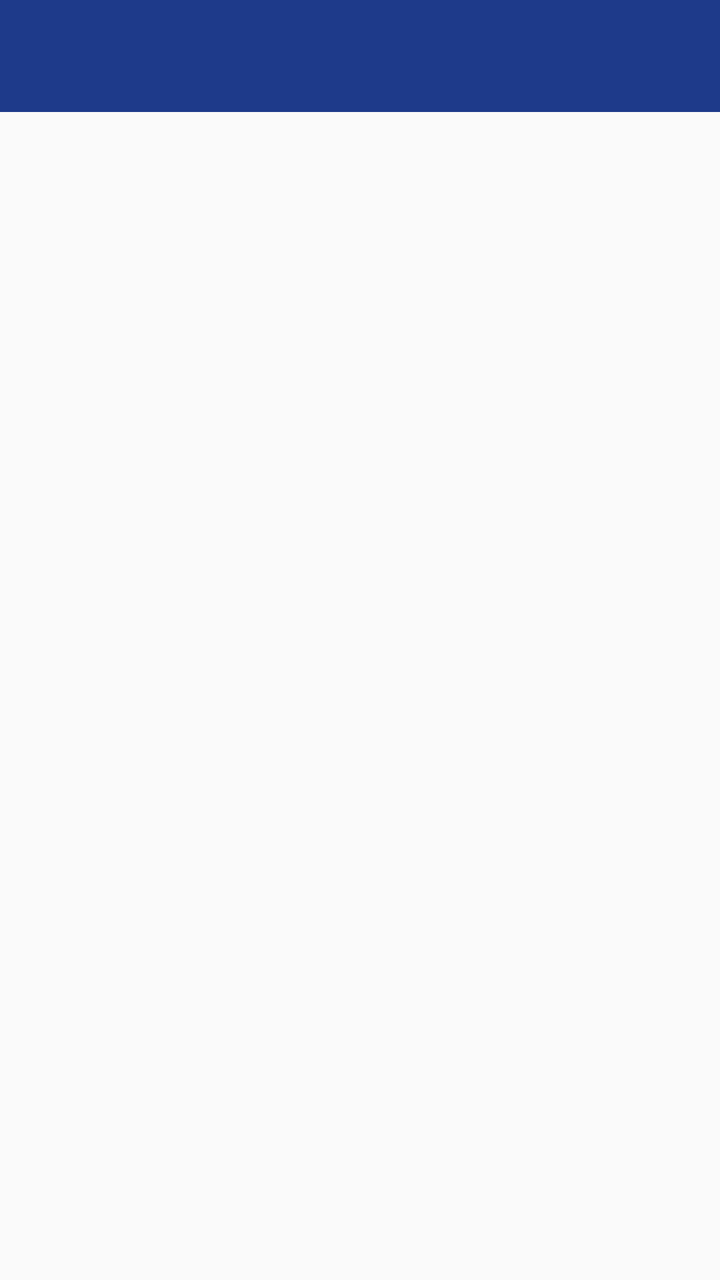
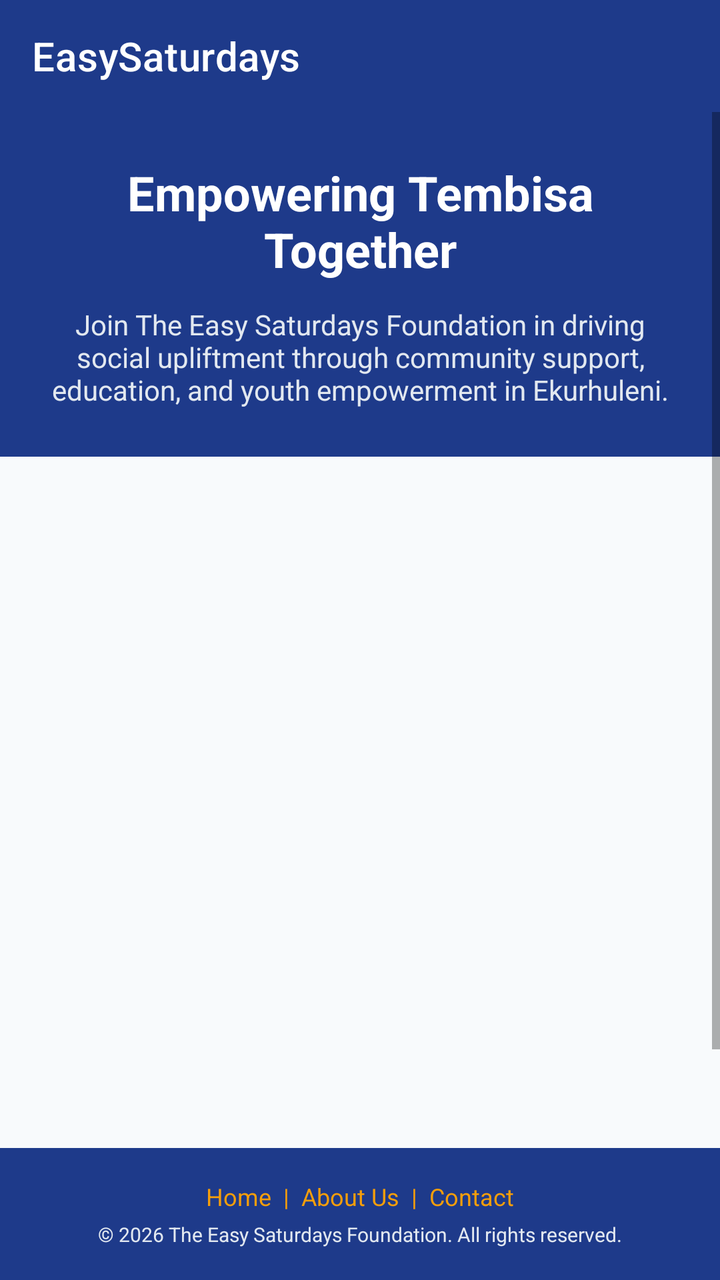

Screens rendered from an Android XML layout before and after an edit, with the pre-edit source and the edit as a unified diff.
<!-- AndroidManifest.xml: application theme Theme.EasySaturdaysApp -->
<!-- res/layout/activity_main_drawer.xml -->
<?xml version="1.0" encoding="utf-8"?>
<androidx.drawerlayout.widget.DrawerLayout xmlns:android="http://schemas.android.com/apk/res/android"
    xmlns:app="http://schemas.android.com/apk/res-auto"
    android:id="@+id/drawer_layout"
    android:layout_width="match_parent"
    android:layout_height="match_parent">

    <LinearLayout
        android:layout_width="match_parent"
        android:layout_height="match_parent"
        android:orientation="vertical">

        <androidx.appcompat.widget.Toolbar
            android:id="@+id/toolbar"
            android:layout_width="match_parent"
            android:layout_height="?attr/actionBarSize"
            android:background="#1E3A8A"
            app:titleTextColor="#FFFFFF"/>

        <FrameLayout
            android:id="@+id/fragment_container"
            android:layout_width="match_parent"
            android:layout_height="match_parent"/>
    </LinearLayout>

    <com.google.android.material.navigation.NavigationView
        android:id="@+id/nav_view"
        android:layout_width="wrap_content"
        android:layout_height="match_parent"
        android:layout_gravity="start"
        app:menu="@menu/drawer_menu" />
</androidx.drawerlayout.widget.DrawerLayout>
<!-- resources referenced by this layout -->
<resources>
  <style name="Theme.EasySaturdaysApp" parent="Theme.AppCompat.Light.NoActionBar">
      </style>
</resources>

<!-- the commit's change to res/layout/activity_main_drawer.xml (unified diff, before → after) -->
@@ -3,26 +3,101 @@
     xmlns:app="http://schemas.android.com/apk/res-auto"
     android:id="@+id/drawer_layout"
     android:layout_width="match_parent"
-    android:layout_height="match_parent">
+    android:layout_height="match_parent"
+    android:background="@color/bg_light">
 
     <LinearLayout
         android:layout_width="match_parent"
         android:layout_height="match_parent"
         android:orientation="vertical">
 
+        
         <androidx.appcompat.widget.Toolbar
             android:id="@+id/toolbar"
             android:layout_width="match_parent"
             android:layout_height="?attr/actionBarSize"
-            android:background="#1E3A8A"
-            app:titleTextColor="#FFFFFF"/>
+            android:background="@color/primary"
+            app:titleTextColor="@color/white"
+            app:title="EasySaturdays"/>
 
-        <FrameLayout
-            android:id="@+id/fragment_container"
+        
+        <ScrollView
             android:layout_width="match_parent"
-            android:layout_height="match_parent"/>
+            android:layout_height="0dp"
+            android:layout_weight="1"
+            android:fillViewport="true">
+
+            <LinearLayout
+                android:layout_width="match_parent"
+                android:layout_height="wrap_content"
+                android:orientation="vertical">
+
+                
+                <LinearLayout
+                    android:layout_width="match_parent"
+                    android:layout_height="wrap_content"
+                    android:background="@color/primary"
+                    android:orientation="vertical"
+                    android:padding="24dp"
+                    android:gravity="center">
+
+                    <TextView
+                        android:layout_width="wrap_content"
+                        android:layout_height="wrap_content"
+                        android:text="Empowering Tembisa Together"
+                        android:textColor="@color/white"
+                        android:textSize="24sp"
+                        android:textStyle="bold"
+                        android:gravity="center"/>
+
+                    <TextView
+                        android:layout_width="match_parent"
+                        android:layout_height="wrap_content"
+                        android:text="Join The Easy Saturdays Foundation in driving social upliftment through community support, education, and youth empowerment in Ekurhuleni."
+                        android:textColor="#E2E8F0"
+                        android:textSize="14sp"
+                        android:gravity="center"
+                        android:layout_marginTop="12dp"/>
+                </LinearLayout>
+
+                
+                <FrameLayout
+                    android:id="@+id/fragment_container"
+                    android:layout_width="match_parent"
+                    android:layout_height="wrap_content"
+                    android:minHeight="400dp"/>
+
+            </LinearLayout>
+        </ScrollView>
+
+        
+        <LinearLayout
+            android:layout_width="match_parent"
+            android:layout_height="wrap_content"
+            android:background="@color/primary"
+            android:orientation="vertical"
+            android:padding="16dp"
+            android:gravity="center">
+
+            <TextView
+                android:layout_width="wrap_content"
+                android:layout_height="wrap_content"
+                android:text="Home  |  About Us  |  Contact"
+                android:textColor="@color/secondary"
+                android:textSize="12sp"
+                android:layout_marginBottom="4dp"/>
+
+            <TextView
+                android:layout_width="wrap_content"
+                android:layout_height="wrap_content"
+                android:text="© 2026 The Easy Saturdays Foundation. All rights reserved."
+                android:textColor="#E2E8F0"
+                android:textSize="10sp"/>
+        </LinearLayout>
+
     </LinearLayout>
 
+    
     <com.google.android.material.navigation.NavigationView
         android:id="@+id/nav_view"
         android:layout_width="wrap_content"
<!-- resource entries referenced after the edit -->
@@ -1,6 +1,26 @@
 <!-- resources referenced by this layout -->
 <resources>
-  <style name="Theme.EasySaturdaysApp" parent="Theme.AppCompat.Light.NoActionBar">
+  <color name="bg_light">#F8FAFC</color>
+  <color name="primary">#1E3A8A</color>
+  <color name="secondary">#F59E0B</color>
+  <color name="white">#FFFFFF</color>
+  <style name="Theme.EasySaturdaysApp" parent="Theme.MaterialComponents.Light.NoActionBar">
+          
+          <item name="colorPrimary">@color/primary</item>
+          <item name="colorPrimaryVariant">@color/primary_light</item>
+          <item name="colorOnPrimary">@color/white</item>
+          
+          <item name="colorSecondary">@color/secondary</item>
+          <item name="colorSecondaryVariant">@color/secondary</item>
+          <item name="colorOnSecondary">@color/black</item>
+          
+          <item name="android:statusBarColor" tools:targetApi="l">?attr/colorPrimaryVariant</item>
+  
+          <item name="colorSurface">@color/white</item>
+          <item name="colorOnSurface">@color/text_dark</item>
       </style>
+  <color name="primary_light">#1E40AF</color>
+  <color name="black">#FF000000</color>
+  <color name="text_dark">#1E293B</color>
 </resources>
 
